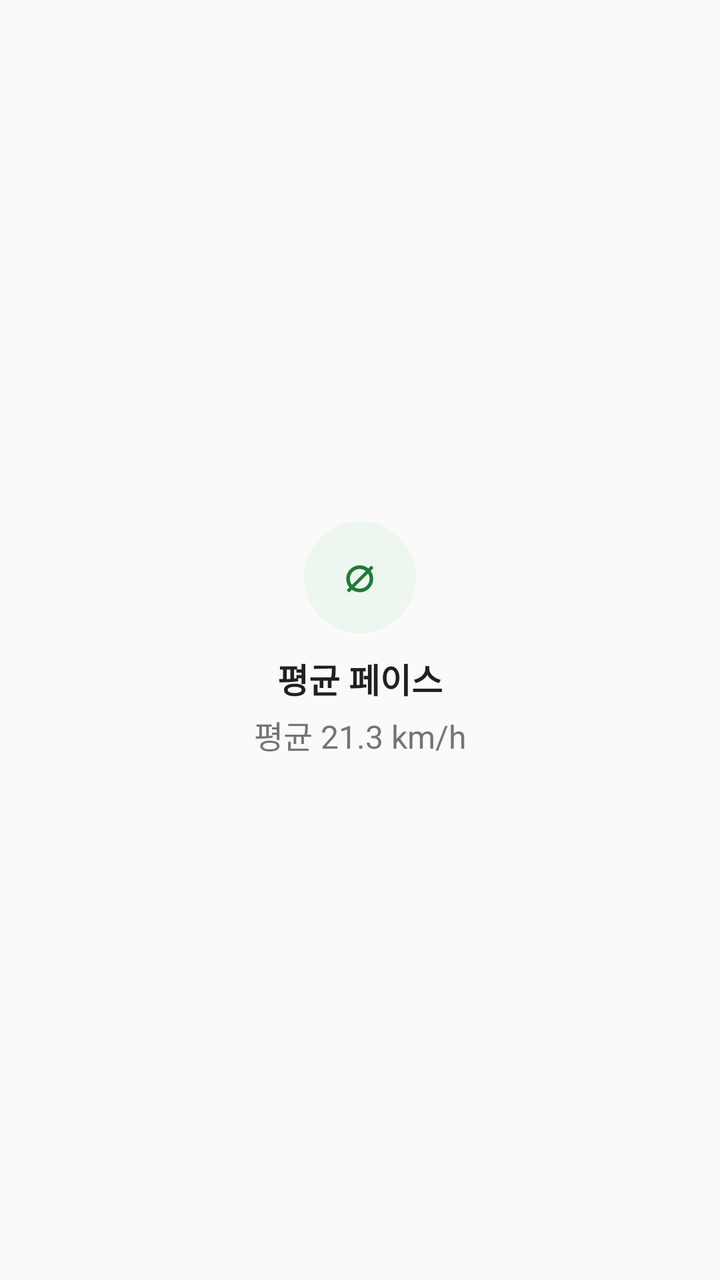
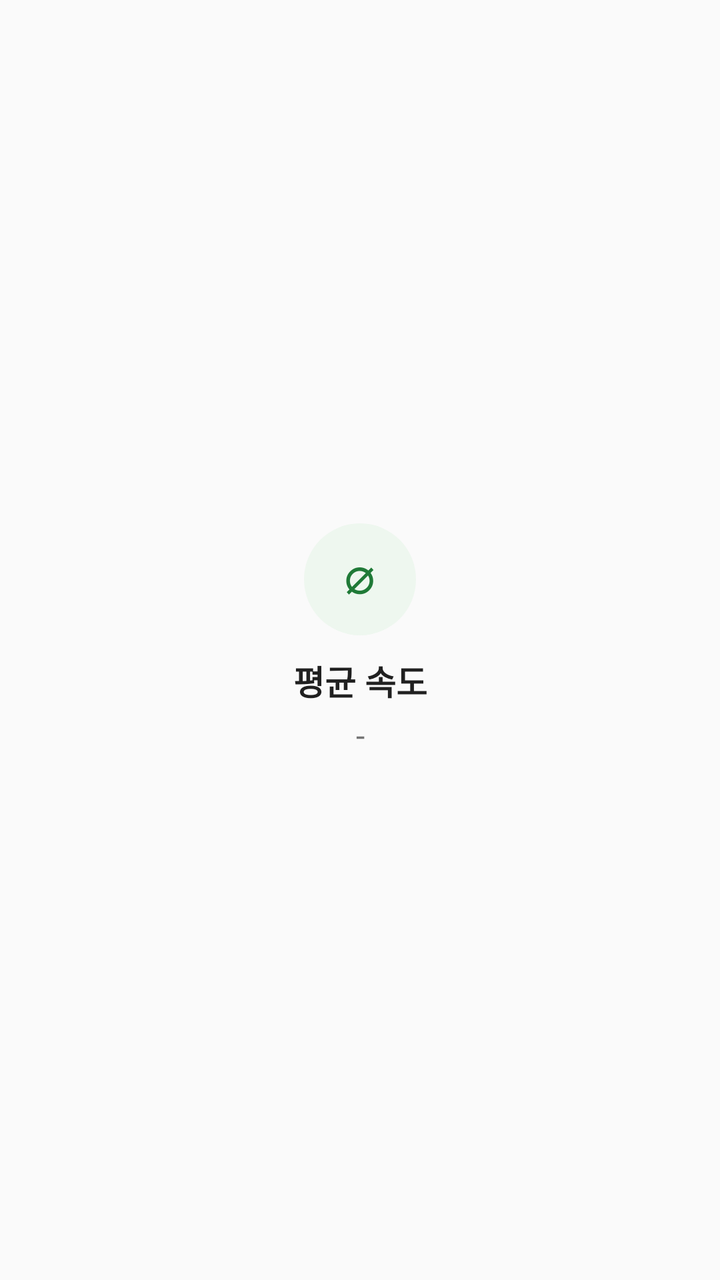

Screens rendered from an Android XML layout before and after an edit, with the pre-edit source and the edit as a unified diff.
<!-- AndroidManifest.xml: application theme AppTheme -->
<!-- res/layout/detail_analysis_avg.xml -->
<?xml version="1.0" encoding="utf-8"?>
<LinearLayout xmlns:android="http://schemas.android.com/apk/res/android"
    android:layout_width="0dp"
    android:layout_height="match_parent"
    android:layout_weight="1"
    android:gravity="center"
    android:orientation="vertical">
    <TextView android:layout_width="56dp" android:layout_height="56dp" android:background="@drawable/detail_analysis_icon_bg" android:gravity="center" android:text="⌀" android:textColor="#1F7A37" android:textSize="29sp" />
    <LinearLayout android:layout_width="match_parent" android:layout_height="wrap_content" android:layout_marginTop="10dp" android:gravity="center" android:orientation="vertical">
        <TextView android:layout_width="match_parent" android:layout_height="wrap_content" android:gravity="center" android:maxLines="2" android:text="평균 페이스" android:textColor="#202020" android:textSize="17sp" android:textStyle="bold" />
        <TextView android:id="@+id/detail_analysis_avg_text" android:layout_width="match_parent" android:layout_height="wrap_content" android:layout_marginTop="4dp" android:ellipsize="end" android:gravity="center" android:maxLines="1" android:text="평균 21.3 km/h" android:textColor="#747474" android:textSize="16sp" />
    </LinearLayout>
</LinearLayout>
<!-- resources referenced by this layout -->
<resources>
  <!-- drawable detail_analysis_icon_bg (drawable) -->
  <?xml version="1.0" encoding="utf-8"?>
  <shape xmlns:android="http://schemas.android.com/apk/res/android"
      android:shape="oval">
      <solid android:color="#EEF7EF" />
  </shape>
  <style name="AppTheme" parent="Theme.AppCompat.Light.DarkActionBar">
          
          <item name="colorPrimary">@color/colorPrimary</item>
          <item name="colorPrimaryDark">@color/colorPrimaryDark</item>
          <item name="colorAccent">@color/colorAccent</item>
      </style>
  <color name="colorPrimary">#181818</color>
  <color name="colorPrimaryDark">#181818</color>
  <color name="colorAccent">#03DAC5</color>
</resources>

<!-- the commit's change to res/layout/detail_analysis_avg.xml (unified diff, before → after) -->
@@ -1,13 +1,13 @@
 <?xml version="1.0" encoding="utf-8"?>
 <LinearLayout xmlns:android="http://schemas.android.com/apk/res/android"
     android:layout_width="0dp"
-    android:layout_height="match_parent"
+    android:layout_height="wrap_content"
     android:layout_weight="1"
     android:gravity="center"
     android:orientation="vertical">
     <TextView android:layout_width="56dp" android:layout_height="56dp" android:background="@drawable/detail_analysis_icon_bg" android:gravity="center" android:text="⌀" android:textColor="#1F7A37" android:textSize="29sp" />
     <LinearLayout android:layout_width="match_parent" android:layout_height="wrap_content" android:layout_marginTop="10dp" android:gravity="center" android:orientation="vertical">
-        <TextView android:layout_width="match_parent" android:layout_height="wrap_content" android:gravity="center" android:maxLines="2" android:text="평균 페이스" android:textColor="#202020" android:textSize="17sp" android:textStyle="bold" />
-        <TextView android:id="@+id/detail_analysis_avg_text" android:layout_width="match_parent" android:layout_height="wrap_content" android:layout_marginTop="4dp" android:ellipsize="end" android:gravity="center" android:maxLines="1" android:text="평균 21.3 km/h" android:textColor="#747474" android:textSize="16sp" />
+        <TextView android:layout_width="match_parent" android:layout_height="wrap_content" android:gravity="center" android:maxLines="2" android:text="평균 속도" android:textColor="#202020" android:textSize="17sp" android:textStyle="bold" />
+        <TextView android:id="@+id/detail_analysis_avg_text" android:layout_width="match_parent" android:layout_height="wrap_content" android:layout_marginTop="4dp" android:ellipsize="end" android:gravity="center" android:maxLines="1" android:text="-" android:textColor="#747474" android:textSize="16sp" />
     </LinearLayout>
 </LinearLayout>
